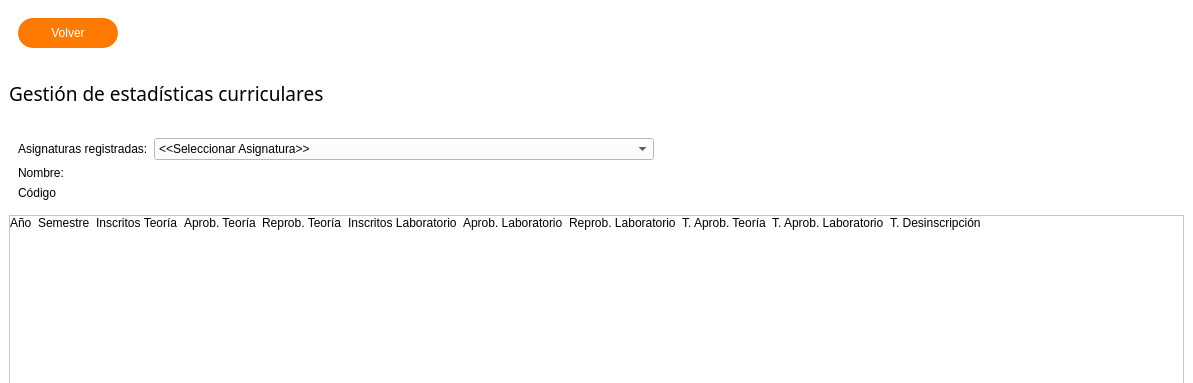
This is Vistas/resources/vistaGestionEstadisticas.ui in nvierass/PINGESO---Proyecto-ECCA as Qt 5 draws it before an edit; both pictures show x 0 to 1193 and y 0 to 383 of the 1193 by 916 pixel window. The edited form follows.
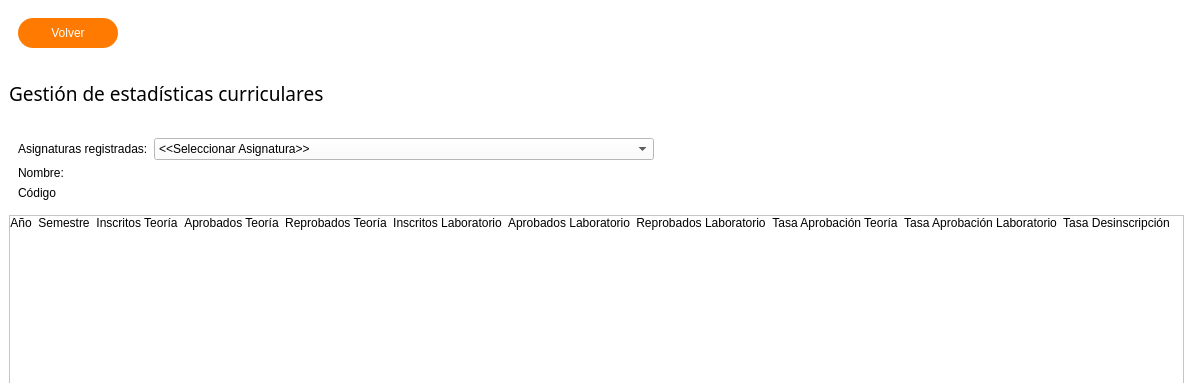
This is the edited form.

```diff
--- a/Vistas/resources/vistaGestionEstadisticas.ui
+++ b/Vistas/resources/vistaGestionEstadisticas.ui
@@ -258,7 +258,10 @@
             </sizepolicy>
            </property>
            <property name="text">
-            <string>Aprob. Laboratorio</string>
+            <string>Aprobados Laboratorio</string>
+           </property>
+           <property name="alignment">
+            <set>Qt::AlignCenter</set>
            </property>
           </widget>
          </item>
@@ -273,6 +276,9 @@
            <property name="text">
             <string>Inscritos Laboratorio</string>
            </property>
+           <property name="alignment">
+            <set>Qt::AlignCenter</set>
+           </property>
           </widget>
          </item>
          <item row="0" column="7">
@@ -284,7 +290,10 @@
             </sizepolicy>
            </property>
            <property name="text">
-            <string>Reprob. Laboratorio</string>
+            <string>Reprobados Laboratorio</string>
+           </property>
+           <property name="alignment">
+            <set>Qt::AlignCenter</set>
            </property>
           </widget>
          </item>
@@ -297,7 +306,10 @@
             </sizepolicy>
            </property>
            <property name="text">
-            <string>T. Aprob. Laboratorio</string>
+            <string>Tasa Aprobación Laboratorio</string>
+           </property>
+           <property name="alignment">
+            <set>Qt::AlignCenter</set>
            </property>
           </widget>
          </item>
@@ -310,7 +322,10 @@
             </sizepolicy>
            </property>
            <property name="text">
-            <string>Reprob. Teoría</string>
+            <string>Reprobados Teoría</string>
+           </property>
+           <property name="alignment">
+            <set>Qt::AlignCenter</set>
            </property>
           </widget>
          </item>
@@ -325,6 +340,9 @@
            <property name="text">
             <string>Año</string>
            </property>
+           <property name="alignment">
+            <set>Qt::AlignCenter</set>
+           </property>
           </widget>
          </item>
          <item row="0" column="2">
@@ -338,6 +356,9 @@
            <property name="text">
             <string>Inscritos Teoría</string>
            </property>
+           <property name="alignment">
+            <set>Qt::AlignCenter</set>
+           </property>
           </widget>
          </item>
          <item row="0" column="1">
@@ -351,6 +372,9 @@
            <property name="text">
             <string>Semestre</string>
            </property>
+           <property name="alignment">
+            <set>Qt::AlignCenter</set>
+           </property>
           </widget>
          </item>
          <item row="0" column="8">
@@ -362,7 +386,10 @@
             </sizepolicy>
            </property>
            <property name="text">
-            <string>T. Aprob. Teoría</string>
+            <string>Tasa Aprobación Teoría</string>
+           </property>
+           <property name="alignment">
+            <set>Qt::AlignCenter</set>
            </property>
           </widget>
          </item>
@@ -375,7 +402,10 @@
             </sizepolicy>
            </property>
            <property name="text">
-            <string>T. Desinscripción</string>
+            <string>Tasa Desinscripción</string>
+           </property>
+           <property name="alignment">
+            <set>Qt::AlignCenter</set>
            </property>
           </widget>
          </item>
@@ -388,7 +418,10 @@
             </sizepolicy>
            </property>
            <property name="text">
-            <string>Aprob. Teoría</string>
+            <string>Aprobados Teoría</string>
+           </property>
+           <property name="alignment">
+            <set>Qt::AlignCenter</set>
            </property>
           </widget>
          </item>
```
Left out of the diff: 2 changed lines with no effect on the pictures.
